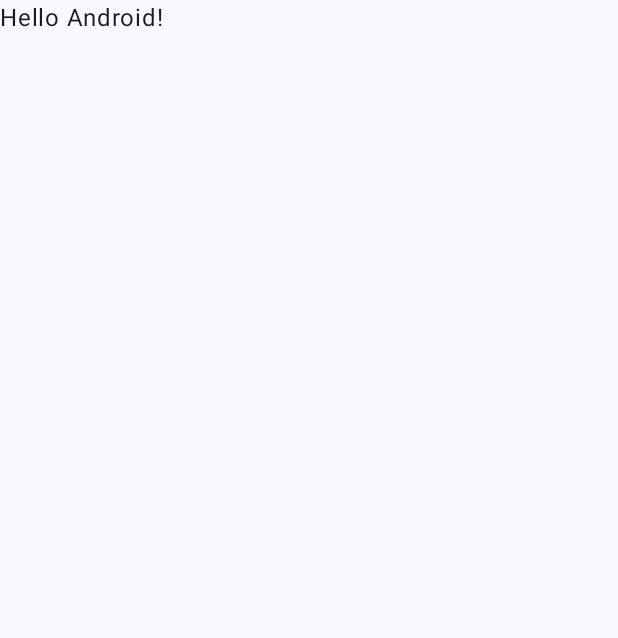
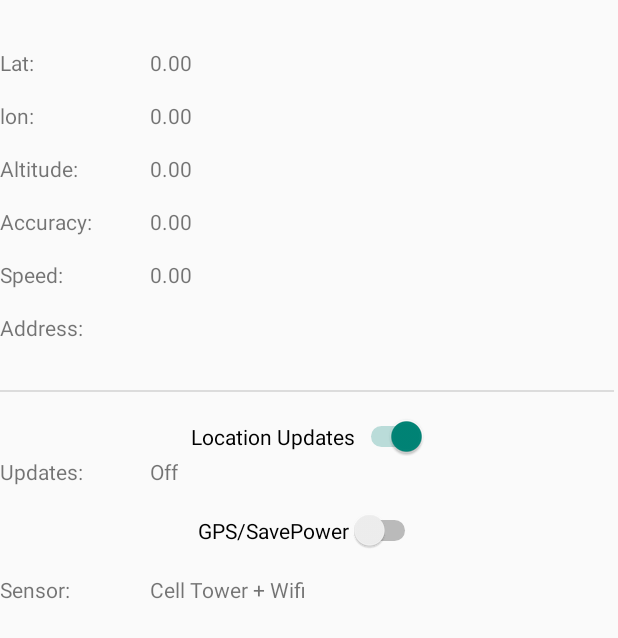
Before and after one commit to Sylforen/GPSTracker, an Android app built with Jetpack Compose: the screen it shows after launch (MainActivity), on a phone screen of 412 x 824 dp. Before the commit the part shown is almost empty. Shown: the top 638 px of the screen. Run offline under Robolectric (Android 15) with nearby library versions, the phone set to English and light mode, and no system bars.

```diff
--- a/app/src/main/java/com/example/gpstracker/MainActivity.kt
+++ b/app/src/main/java/com/example/gpstracker/MainActivity.kt
@@ -1,47 +1,79 @@
 package com.example.gpstracker
 
+//noinspection UsingMaterialAndMaterial3Libraries
+//import androidx.compose.material.Text
+
+//noinspection UsingMaterialAndMaterial3Libraries
+//noinspection UsingMaterialAndMaterial3Libraries
+import android.content.Context
 import android.os.Bundle
 import androidx.activity.ComponentActivity
 import androidx.activity.compose.setContent
-import androidx.activity.enableEdgeToEdge
-import androidx.compose.foundation.layout.fillMaxSize
+import androidx.compose.foundation.layout.Column
 import androidx.compose.foundation.layout.padding
-import androidx.compose.material3.Scaffold
-import androidx.compose.material3.Text
+import androidx.compose.material.MaterialTheme
+import androidx.compose.material.Surface
+import androidx.compose.material.Text
 import androidx.compose.runtime.Composable
 import androidx.compose.ui.Modifier
+import androidx.compose.ui.platform.LocalContext
 import androidx.compose.ui.tooling.preview.Preview
-import com.example.gpstracker.ui.theme.GPSTrackerTheme
+import androidx.compose.ui.unit.dp
+import androidx.compose.ui.unit.sp
+import org.xmlpull.v1.XmlPullParser
+
+
+
+
 
 class MainActivity : ComponentActivity() {
     override fun onCreate(savedInstanceState: Bundle?) {
         super.onCreate(savedInstanceState)
-        enableEdgeToEdge()
         setContent {
-            GPSTrackerTheme {
-                Scaffold(modifier = Modifier.fillMaxSize()) { innerPadding ->
-                    Greeting(
-                        name = "Android",
-                        modifier = Modifier.padding(innerPadding)
-                    )
+            MaterialTheme {
+                Surface {
+                    DisplayXmlContent(xmlResId = R.layout.activity_main) // Replace with your XML resource ID
                 }
             }
+        }
+        setContentView(R.layout.activity_main)
+    }
+}
+
+
+@Composable
+fun DisplayXmlContent(xmlResId: Int) {
+    val context = LocalContext.current
+    val xmlContent = parseXml(context, xmlResId)
+
+    Column(modifier = Modifier.padding(16.dp)) {
+        xmlContent.forEach { (tag, text) ->
+            Text(text = "$tag: $text", fontSize = 16.sp)
         }
     }
 }
 
-@Composable
-fun Greeting(name: String, modifier: Modifier = Modifier) {
-    Text(
-        text = "Hello $name!",
-        modifier = modifier
-    )
+fun parseXml(context: Context, xmlResId: Int): List<Pair<String, String>> {
+    val xmlResourceParser = context.resources.getXml(xmlResId)
+    val result = mutableListOf<Pair<String, String>>()
+    var eventType = xmlResourceParser.eventType
+
+    while (eventType != XmlPullParser.END_DOCUMENT) {
+        if (eventType == XmlPullParser.START_TAG) {
+            val tagName = xmlResourceParser.name
+            if (xmlResourceParser.next() == XmlPullParser.TEXT) {
+                val text = xmlResourceParser.text
+                result.add(tagName to text)
+            }
+        }
+        eventType = xmlResourceParser.next()
+    }
+
+    return result
 }
 
 @Preview(showBackground = true)
 @Composable
-fun GreetingPreview() {
-    GPSTrackerTheme {
-        Greeting("Android")
-    }
+fun PreviewDisplayXmlContent() {
+    DisplayXmlContent(xmlResId = R.xml.activity_main) // Replace with your XML resource ID
 }
--- /dev/null
+++ b/app/src/main/res/layout/activity_main.xml
@@ -0,0 +1,180 @@
+<?xml version="1.0" encoding="utf-8"?>
+<androidx.constraintlayout.widget.ConstraintLayout xmlns:android="http://schemas.android.com/apk/res/android"
+    xmlns:app="http://schemas.android.com/apk/res-auto"
+    xmlns:tools="http://schemas.android.com/tools"
+    android:layout_width="match_parent"
+    android:layout_height="match_parent"
+    tools:context=".MainActivity">
+
+    <TextView
+        android:id="@+id/tv_labellat"
+        android:layout_width="100dp"
+        android:layout_height="wrap_content"
+        android:layout_marginTop="32dp"
+        android:text="Lat:"
+        app:layout_constraintStart_toStartOf="parent"
+        app:layout_constraintTop_toTopOf="parent"
+        tools:ignore="MissingClass" />
+
+    <TextView
+        android:id="@+id/tv_lat"
+        android:layout_width="wrap_content"
+        android:layout_height="wrap_content"
+        android:layout_marginTop="32dp"
+        android:text="0.00"
+        app:layout_constraintStart_toEndOf="@+id/tv_labellat"
+        app:layout_constraintTop_toTopOf="parent" />
+
+    <TextView
+        android:id="@+id/tv_labellon"
+        android:layout_width="100dp"
+        android:layout_height="wrap_content"
+        android:layout_marginTop="16dp"
+        android:text="lon:"
+        app:layout_constraintStart_toStartOf="parent"
+        app:layout_constraintTop_toBottomOf="@+id/tv_labellat" />
+
+    <TextView
+        android:id="@+id/tv_lon"
+        android:layout_width="wrap_content"
+        android:layout_height="wrap_content"
+        android:layout_marginTop="16dp"
+        android:text="0.00"
+        app:layout_constraintStart_toEndOf="@+id/tv_labellon"
+        app:layout_constraintTop_toBottomOf="@+id/tv_lat" />
+
+    <TextView
+        android:id="@+id/tv_labelaltitude"
+        android:layout_width="100dp"
+        android:layout_height="wrap_content"
+        android:layout_marginTop="16dp"
+        android:text="Altitude:"
+        app:layout_constraintStart_toStartOf="parent"
+        app:layout_constraintTop_toBottomOf="@+id/tv_labellon" />
+
+    <TextView
+        android:id="@+id/tv_altitude"
+        android:layout_width="wrap_content"
+        android:layout_height="wrap_content"
+        android:text="0.00"
+        app:layout_constraintStart_toEndOf="@+id/tv_labelaltitude"
+        app:layout_constraintTop_toTopOf="@+id/tv_labelaltitude" />
+
+    <TextView
+        android:id="@+id/tv_labelaccuracy"
+        android:layout_width="100dp"
+        android:layout_height="wrap_content"
+        android:layout_marginTop="16dp"
+        android:text="Accuracy:"
+        app:layout_constraintStart_toStartOf="parent"
+        app:layout_constraintTop_toBottomOf="@+id/tv_labelaltitude" />
+
+    <TextView
+        android:id="@+id/tv_accuracy"
+        android:layout_width="wrap_content"
+        android:layout_height="wrap_content"
+        android:text="0.00"
+        app:layout_constraintStart_toEndOf="@+id/tv_labelaccuracy"
+        app:layout_constraintTop_toTopOf="@+id/tv_labelaccuracy" />
+
+    <TextView
+        android:id="@+id/tv_labelspeed"
+        android:layout_width="100dp"
+        android:layout_height="wrap_content"
+        android:layout_marginTop="16dp"
+        android:text="Speed:"
+        app:layout_constraintStart_toStartOf="parent"
+        app:layout_constraintTop_toBottomOf="@+id/tv_labelaccuracy" />
+
+    <TextView
+        android:id="@+id/tv_speed"
+        android:layout_width="wrap_content"
+        android:layout_height="wrap_content"
+        android:text="0.00"
+        app:layout_constraintStart_toEndOf="@+id/tv_labelspeed"
+        app:layout_constraintTop_toTopOf="@+id/tv_labelspeed" />
+
+    <TextView
+        android:id="@+id/tv_labelsensor"
+        android:layout_width="100dp"
+        android:layout_height="wrap_content"
+        android:layout_marginTop="16dp"
+        android:text="Sensor:"
+        app:layout_constraintStart_toStartOf="parent"
+        app:layout_constraintTop_toBottomOf="@+id/sw_gps" />
+
+    <TextView
+        android:id="@+id/tv_sensor"
+        android:layout_width="wrap_content"
+        android:layout_height="wrap_content"
+        android:text="Cell Tower + Wifi"
+        app:layout_constraintStart_toEndOf="@+id/tv_labelsensor"
+        app:layout_constraintTop_toTopOf="@+id/tv_labelsensor" />
+
+    <TextView
+        android:id="@+id/tv_labelupdates"
+        android:layout_width="100dp"
+        android:layout_height="wrap_content"
+        android:text="Updates:"
+        app:layout_constraintStart_toStartOf="parent"
+        app:layout_constraintTop_toBottomOf="@+id/sw_locationsupdates" />
+
+    <TextView
+        android:id="@+id/tv_updates"
+        android:layout_width="wrap_content"
+        android:layout_height="wrap_content"
+        android:text="Off"
+        app:layout_constraintStart_toEndOf="@+id/tv_labelupdates"
+        app:layout_constraintTop_toTopOf="@+id/tv_labelupdates" />
+
+    <Switch
+        android:id="@+id/sw_locationsupdates"
+        android:layout_width="wrap_content"
+        android:layout_height="wrap_content"
+        android:layout_marginTop="16dp"
+        android:checked="true"
+        android:text="Location Updates"
+        app:layout_constraintEnd_toEndOf="parent"
+        app:layout_constraintStart_toStartOf="parent"
+        app:layout_constraintTop_toBottomOf="@+id/divider"
+        tools:ignore="UseSwitchCompatOrMaterialXml" />
+
+    <Switch
+        android:id="@+id/sw_gps"
+        android:layout_width="wrap_content"
+        android:layout_height="wrap_content"
+        android:layout_marginTop="16dp"
+        android:text="GPS/SavePower"
+        app:layout_constraintEnd_toEndOf="parent"
+        app:layout_constraintStart_toStartOf="parent"
+        app:layout_constraintTop_toBottomOf="@+id/tv_labelupdates"
+        tools:ignore="UseSwitchCompatOrMaterialXml" />
+
+    <TextView
+        android:id="@+id/tv_address"
+        android:layout_width="wrap_content"
+        android:layout_height="wrap_content"
+        app:layout_constraintStart_toEndOf="@+id/tv_lbladdress"
+        app:layout_constraintTop_toTopOf="@+id/tv_lbladdress" />
+
+    <TextView
+        android:id="@+id/tv_lbladdress"
+        android:layout_width="100dp"
+        android:layout_height="wrap_content"
+        android:layout_marginTop="16dp"
+        android:text="Address:"
+        app:layout_constraintStart_toStartOf="parent"
+        app:layout_constraintTop_toBottomOf="@+id/tv_labelspeed"
+        tools:ignore="ExtraText" />
+
+    <View
+        android:id="@+id/divider"
+        android:layout_width="409dp"
+        android:layout_height="1dp"
+        android:layout_marginTop="32dp"
+        android:background="?android:attr/listDivider"
+        app:layout_constraintTop_toBottomOf="@+id/tv_address"
+        tools:layout_editor_absoluteX="1dp"
+        tools:ignore="MissingConstraints" />
+
+</androidx.constraintlayout.widget.ConstraintLayout>
```
Also changed, not shown: app/build.gradle.kts (+7 -0 lines), app/src/main/res/xml/activity_main.xml (added, +176 -0 lines), gradle/libs.versions.toml (+12 -0 lines).
